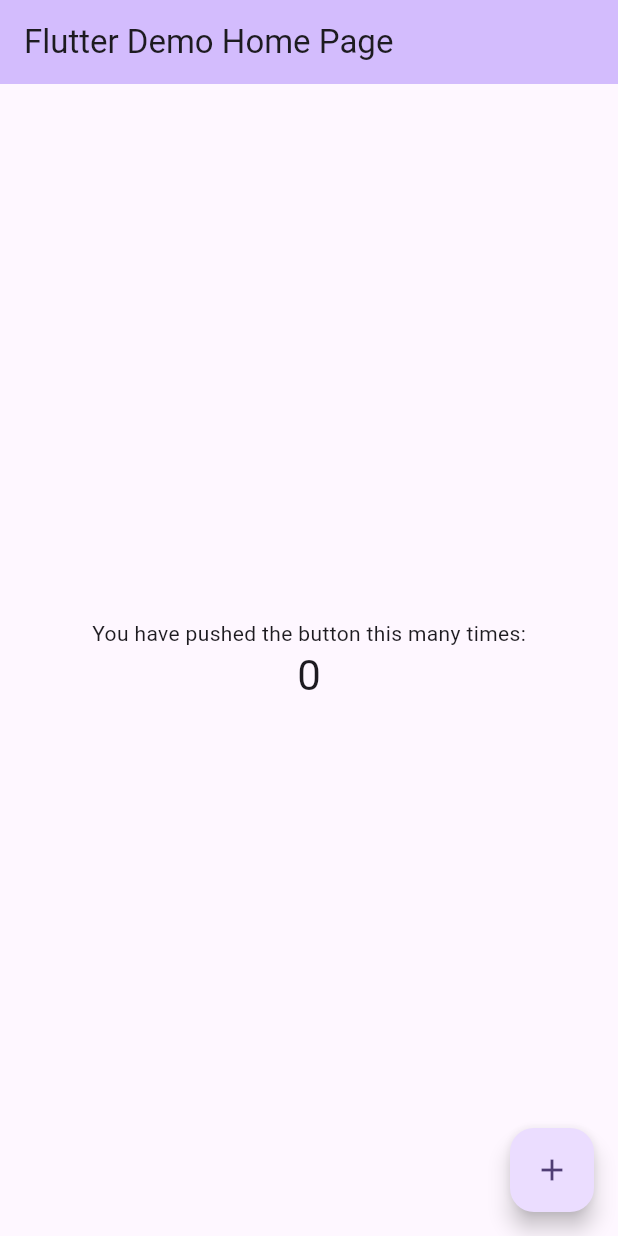
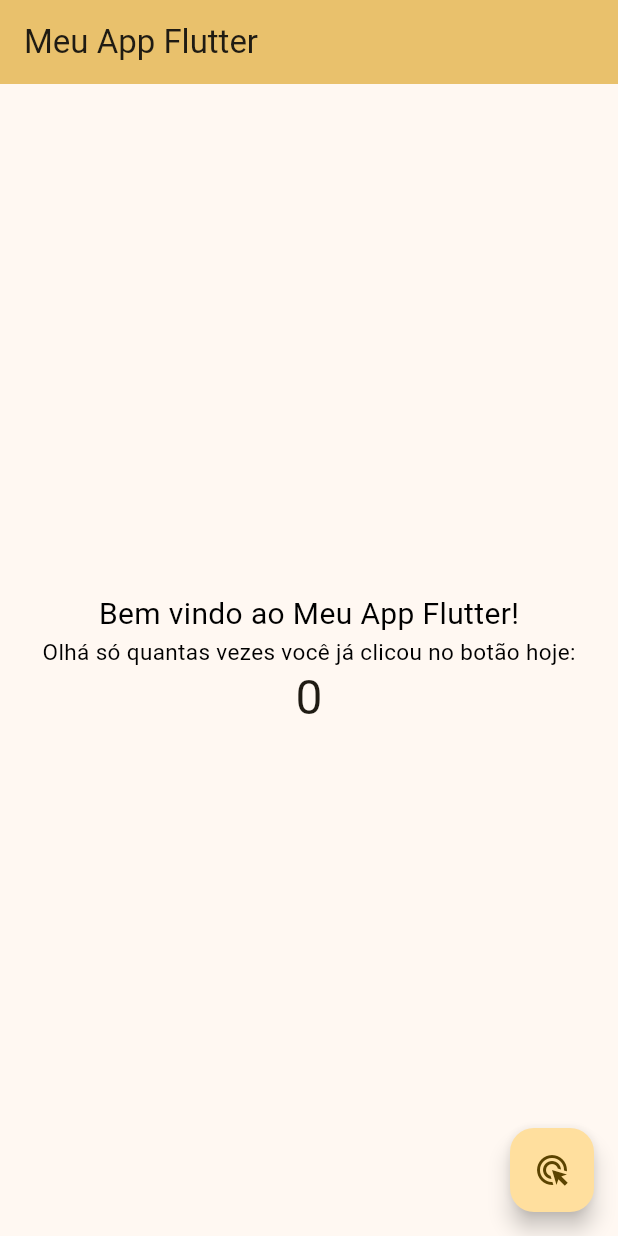
Before and after one commit to Kinaccio/meuAppFlutter, a Flutter app: the screen it shows after launch, on a phone screen of 412 x 824 dp. Run offline on Flutter 3.47's test engine with Material 2 defaults, Android fonts, the phone set to English and light mode, and no system bars.

Commit message:
Commit com widgets alterados

```diff
--- a/lib/main.dart
+++ b/lib/main.dart
@@ -28,10 +28,10 @@ class MyApp extends StatelessWidget {
         //
         // This works for code too, not just values: Most code changes can be
         // tested with just a hot reload.
-        colorScheme: ColorScheme.fromSeed(seedColor: Colors.deepPurple),
+        colorScheme: ColorScheme.fromSeed(seedColor: Colors.amber),
         useMaterial3: true,
       ),
-      home: const MyHomePage(title: 'Flutter Demo Home Page'),
+      home: const MyHomePage(title: 'Meu App Flutter'),
     );
   }
 }
@@ -106,11 +106,16 @@ class _MyHomePageState extends State<MyHomePage> {
           mainAxisAlignment: MainAxisAlignment.center,
           children: <Widget>[
             const Text(
-              'You have pushed the button this many times:',
+              'Bem vindo ao Meu App Flutter!',
+              style: TextStyle(color: Colors.black, fontSize: 20)
+            ),
+           const Text(
+              'Olhá só quantas vezes você já clicou no botão hoje:',
+              style: TextStyle(color: Colors.black, fontSize: 15)
             ),
             Text(
               '$_counter',
-              style: Theme.of(context).textTheme.headlineMedium,
+              style: Theme.of(context).textTheme.headlineLarge,
             ),
           ],
         ),
@@ -118,7 +123,7 @@ class _MyHomePageState extends State<MyHomePage> {
       floatingActionButton: FloatingActionButton(
         onPressed: _incrementCounter,
         tooltip: 'Increment',
-        child: const Icon(Icons.add),
+        child: const Icon(Icons.ads_click),
       ), // This trailing comma makes auto-formatting nicer for build methods.
     );
   }
```
